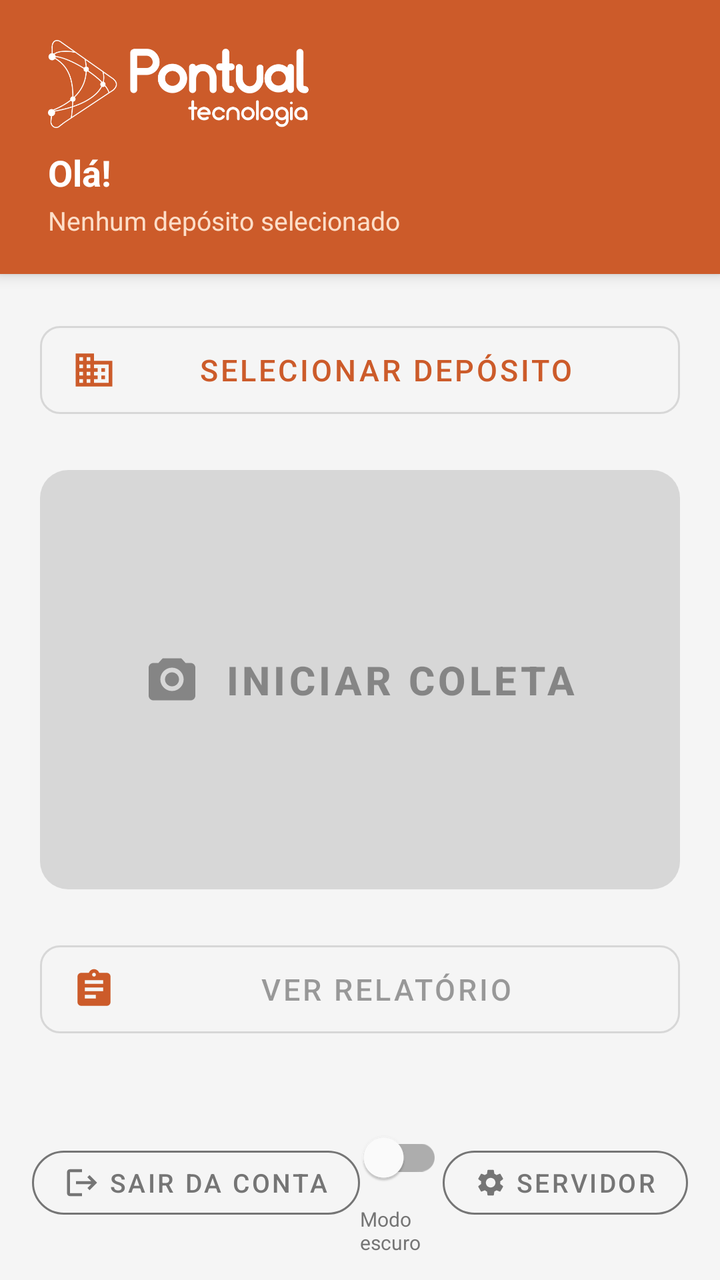
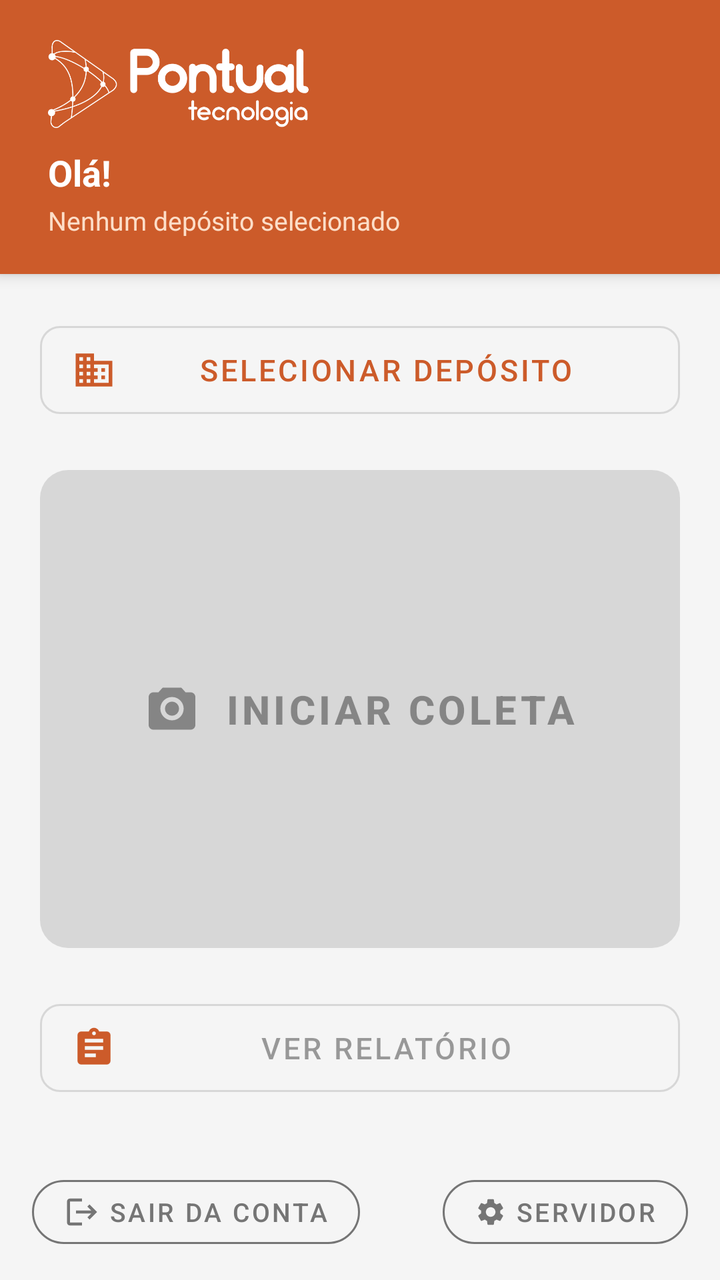

Two renders of the same Android screen: before a commit and after it. Below are the layout's source before the change and the commit's diff.
<!-- AndroidManifest.xml: application theme Theme.Inventario.NoBar -->
<!-- res/layout/activity_main.xml -->
<?xml version="1.0" encoding="utf-8"?>
<LinearLayout xmlns:android="http://schemas.android.com/apk/res/android"
    xmlns:app="http://schemas.android.com/apk/res-auto"
    android:layout_width="match_parent"
    android:layout_height="match_parent"
    android:orientation="vertical"
    android:background="@color/screenBackground"
    android:fitsSystemWindows="true">

    
    <LinearLayout
        android:layout_width="match_parent"
        android:layout_height="wrap_content"
        android:orientation="vertical"
        android:background="@color/colorPrimary"
        android:paddingStart="24dp"
        android:paddingEnd="24dp"
        android:paddingTop="20dp"
        android:paddingBottom="18dp"
        android:elevation="4dp">

        
        <ImageView
            android:layout_width="170dp"
            android:layout_height="44dp"
            android:adjustViewBounds="true"
            android:scaleType="fitStart"
            android:src="@drawable/logo_pontual"
            android:tint="#FFFFFF"
            android:contentDescription="Pontual Tecnologia"
            android:layout_marginBottom="10dp" />

        <TextView
            android:id="@+id/tvNome"
            android:layout_width="wrap_content"
            android:layout_height="wrap_content"
            android:text="Olá!"
            android:textColor="#FFFFFF"
            android:textSize="18sp"
            android:textStyle="bold" />

        <TextView
            android:id="@+id/tvDeposito"
            android:layout_width="wrap_content"
            android:layout_height="wrap_content"
            android:layout_marginTop="3dp"
            android:text="Nenhum depósito selecionado"
            android:textColor="@color/headerTextSecondary"
            android:textSize="13sp" />

    </LinearLayout>

    
    <LinearLayout
        android:layout_width="match_parent"
        android:layout_height="0dp"
        android:layout_weight="1"
        android:orientation="vertical"
        android:padding="20dp">

        
        <com.google.android.material.button.MaterialButton
            android:id="@+id/btnSelecionarDeposito"
            style="@style/Widget.MaterialComponents.Button.OutlinedButton"
            android:layout_width="match_parent"
            android:layout_height="56dp"
            android:layout_marginBottom="16dp"
            android:text="Selecionar Depósito"
            android:textSize="15sp"
            app:icon="@drawable/ic_store"
            app:iconTint="?attr/colorPrimary"
            app:iconSize="22dp"
            app:cornerRadius="10dp" />

        
        <com.google.android.material.button.MaterialButton
            android:id="@+id/btnBipar"
            android:layout_width="match_parent"
            android:layout_height="0dp"
            android:layout_weight="1"
            android:layout_marginBottom="16dp"
            android:text="Iniciar Coleta"
            android:textSize="20sp"
            android:textStyle="bold"
            android:enabled="false"
            app:icon="@drawable/ic_camera"
            app:iconSize="28dp"
            app:iconGravity="textStart"
            app:iconPadding="12dp"
            app:cornerRadius="14dp" />

        
        <com.google.android.material.button.MaterialButton
            android:id="@+id/btnRelatorio"
            style="@style/Widget.MaterialComponents.Button.OutlinedButton"
            android:layout_width="match_parent"
            android:layout_height="56dp"
            android:layout_marginBottom="12dp"
            android:text="Ver Relatório"
            android:textSize="15sp"
            android:enabled="false"
            app:icon="@drawable/ic_report"
            app:iconTint="?attr/colorPrimary"
            app:iconSize="22dp"
            app:cornerRadius="10dp" />

        <com.google.android.material.button.MaterialButton
            android:id="@+id/btnUsuarios"
            style="@style/Widget.MaterialComponents.Button.OutlinedButton"
            android:layout_width="match_parent"
            android:layout_height="48dp"
            android:text="Acesso Mobile — Usuários"
            android:textSize="14sp"
            android:visibility="gone"
            app:icon="@drawable/ic_person"
            app:iconTint="?attr/colorPrimary"
            app:iconSize="20dp"
            app:cornerRadius="10dp" />

    </LinearLayout>

    
    <LinearLayout
        android:layout_width="match_parent"
        android:layout_height="wrap_content"
        android:layout_marginBottom="12dp"
        android:orientation="horizontal"
        android:gravity="center_vertical"
        android:paddingHorizontal="16dp">

        <com.google.android.material.button.MaterialButton
            android:id="@+id/btnSair"
            style="@style/Widget.MaterialComponents.Button.OutlinedButton"
            android:layout_width="wrap_content"
            android:layout_height="44dp"
            android:text="Sair da conta"
            android:textColor="@color/textSecondary"
            android:textSize="13sp"
            app:icon="@drawable/ic_logout"
            app:iconTint="@color/textSecondary"
            app:iconSize="18dp"
            app:strokeColor="@color/textSecondary"
            app:cornerRadius="22dp" />

        <LinearLayout
            android:layout_width="0dp"
            android:layout_height="wrap_content"
            android:layout_weight="1"
            android:orientation="vertical"
            android:gravity="center_horizontal">

            <com.google.android.material.switchmaterial.SwitchMaterial
                android:id="@+id/switchModoEscuro"
                android:layout_width="wrap_content"
                android:layout_height="wrap_content" />

            <TextView
                android:layout_width="wrap_content"
                android:layout_height="wrap_content"
                android:text="Modo escuro"
                android:textColor="@color/textSecondary"
                android:textSize="10sp" />

        </LinearLayout>

        <com.google.android.material.button.MaterialButton
            android:id="@+id/btnConfigurarServidor"
            style="@style/Widget.MaterialComponents.Button.OutlinedButton"
            android:layout_width="wrap_content"
            android:layout_height="44dp"
            android:text="Servidor"
            android:textColor="@color/textSecondary"
            android:textSize="13sp"
            app:icon="@drawable/ic_settings"
            app:iconTint="@color/textSecondary"
            app:iconSize="16dp"
            app:strokeColor="@color/textSecondary"
            app:cornerRadius="22dp" />

    </LinearLayout>

</LinearLayout>
<!-- resources referenced by this layout -->
<resources>
  <color name="colorPrimary">#CC5B2A</color>
  <color name="headerTextSecondary">#FDDEC8</color>
  <color name="screenBackground">#F5F5F5</color>
  <color name="textSecondary">#757575</color>
  <!-- drawable ic_camera (drawable) -->
  <?xml version="1.0" encoding="utf-8"?>
  <vector xmlns:android="http://schemas.android.com/apk/res/android"
      android:width="32dp"
      android:height="32dp"
      android:viewportWidth="24"
      android:viewportHeight="24">
      <path
          android:fillColor="#FFFFFF"
          android:pathData="M20,5H17.83L16,3H8L6.17,5H4C2.9,5 2,5.9 2,7V19C2,20.1 2.9,21 4,21H20C21.1,21 22,20.1 22,19V7C22,5.9 21.1,5 20,5ZM12,17C9.24,17 7,14.76 7,12C7,9.24 9.24,7 12,7C14.76,7 17,9.24 17,12C17,14.76 14.76,17 12,17ZM12,9C10.34,9 9,10.34 9,12C9,13.66 10.34,15 12,15C13.66,15 15,13.66 15,12C15,10.34 13.66,9 12,9Z" />
  </vector>
  <!-- drawable ic_logout (drawable) -->
  <?xml version="1.0" encoding="utf-8"?>
  <vector xmlns:android="http://schemas.android.com/apk/res/android"
      android:width="24dp"
      android:height="24dp"
      android:viewportWidth="24"
      android:viewportHeight="24">
      <path
          android:fillColor="#000000"
          android:pathData="M17,7l-1.41,1.41L18.17,11H8v2h10.17l-2.58,2.58L17,17l5,-5z"/>
      <path
          android:fillColor="#000000"
          android:pathData="M4,5h8V3H4C2.9,3 2,3.9 2,5v14c0,1.1 0.9,2 2,2h8v-2H4V5z"/>
  </vector>
  <!-- drawable ic_person (drawable) -->
  <?xml version="1.0" encoding="utf-8"?>
  <vector xmlns:android="http://schemas.android.com/apk/res/android"
      android:width="24dp"
      android:height="24dp"
      android:viewportWidth="24"
      android:viewportHeight="24">
      <path
          android:fillColor="#FFFFFF"
          android:pathData="M12,12c2.21,0 4,-1.79 4,-4s-1.79,-4 -4,-4 -4,1.79 -4,4 1.79,4 4,4zM12,14c-2.67,0 -8,1.34 -8,4v2h16v-2c0,-2.66 -5.33,-4 -8,-4z" />
  </vector>
  <!-- drawable ic_report (drawable) -->
  <?xml version="1.0" encoding="utf-8"?>
  <vector xmlns:android="http://schemas.android.com/apk/res/android"
      android:width="32dp"
      android:height="32dp"
      android:viewportWidth="24"
      android:viewportHeight="24">
      <path
          android:fillColor="#FFFFFF"
          android:pathData="M19,3H14.82C14.4,1.84 13.3,1 12,1C10.7,1 9.6,1.84 9.18,3H5A2,2 0 0,0 3,5V19A2,2 0 0,0 5,21H19A2,2 0 0,0 21,19V5A2,2 0 0,0 19,3ZM12,3A1,1 0 0,1 13,4A1,1 0 0,1 12,5A1,1 0 0,1 11,4A1,1 0 0,1 12,3ZM7,7H17V9H7V7ZM7,11H17V13H7V11ZM7,15H13V17H7V15Z" />
  </vector>
  <!-- drawable ic_store (drawable) -->
  <?xml version="1.0" encoding="utf-8"?>
  <vector xmlns:android="http://schemas.android.com/apk/res/android"
      android:width="32dp"
      android:height="32dp"
      android:viewportWidth="24"
      android:viewportHeight="24">
      <path
          android:fillColor="#FFFFFF"
          android:pathData="M12,7V3H2V21H22V7H12ZM6,19H4V17H6V19ZM6,15H4V13H6V15ZM6,11H4V9H6V11ZM6,7H4V5H6V7ZM10,19H8V17H10V19ZM10,15H8V13H10V15ZM10,11H8V9H10V11ZM10,7H8V5H10V7ZM20,19H12V17H14V15H12V13H14V11H12V9H20V19ZM18,11H16V13H18V11ZM18,15H16V17H18V15Z" />
  </vector>
  <style name="Theme.Inventario.NoBar" parent="Theme.MaterialComponents.DayNight.NoActionBar">
          <item name="colorPrimary">@color/colorPrimary</item>
          <item name="colorPrimaryVariant">@color/colorPrimaryDark</item>
          <item name="colorOnPrimary">#FFFFFF</item>
          <item name="colorSecondary">@color/colorAccent</item>
          <item name="colorOnSecondary">#FFFFFF</item>
          <item name="android:windowBackground">@color/screenBackground</item>
          <item name="android:statusBarColor">@color/colorPrimaryDark</item>
      </style>
  <color name="colorPrimaryDark">#A04520</color>
  <color name="colorAccent">#E07040</color>
  <!-- unchanged entries left out for length: 2 -->
</resources>

<!-- the commit's change to res/layout/activity_main.xml (unified diff, before → after) -->
@@ -20,15 +20,33 @@
         android:elevation="4dp">
 
         
-        <ImageView
-            android:layout_width="170dp"
-            android:layout_height="44dp"
-            android:adjustViewBounds="true"
-            android:scaleType="fitStart"
-            android:src="@drawable/logo_pontual"
-            android:tint="#FFFFFF"
-            android:contentDescription="Pontual Tecnologia"
-            android:layout_marginBottom="10dp" />
+        <LinearLayout
+            android:layout_width="match_parent"
+            android:layout_height="wrap_content"
+            android:orientation="horizontal"
+            android:gravity="center_vertical"
+            android:layout_marginBottom="10dp">
+
+            <ImageView
+                android:layout_width="0dp"
+                android:layout_height="44dp"
+                android:layout_weight="1"
+                android:adjustViewBounds="true"
+                android:scaleType="fitStart"
+                android:src="@drawable/logo_pontual"
+                android:tint="#FFFFFF"
+                android:contentDescription="Pontual Tecnologia" />
+
+            <ImageButton
+                android:id="@+id/btnDarkMode"
+                android:layout_width="40dp"
+                android:layout_height="40dp"
+                android:background="?attr/selectableItemBackgroundBorderless"
+                android:padding="8dp"
+                android:tint="#FFFFFF"
+                android:contentDescription="Modo escuro" />
+
+        </LinearLayout>
 
         <TextView
             android:id="@+id/tvNome"
@@ -41,12 +59,14 @@
 
         <TextView
             android:id="@+id/tvDeposito"
-            android:layout_width="wrap_content"
+            android:layout_width="match_parent"
             android:layout_height="wrap_content"
             android:layout_marginTop="3dp"
             android:text="Nenhum depósito selecionado"
             android:textColor="@color/headerTextSecondary"
-            android:textSize="13sp" />
+            android:textSize="13sp"
+            android:maxLines="2"
+            android:ellipsize="end" />
 
     </LinearLayout>
 
@@ -109,6 +129,7 @@
             style="@style/Widget.MaterialComponents.Button.OutlinedButton"
             android:layout_width="match_parent"
             android:layout_height="48dp"
+            android:layout_marginTop="4dp"
             android:text="Acesso Mobile — Usuários"
             android:textSize="14sp"
             android:visibility="gone"
@@ -142,26 +163,10 @@
             app:strokeColor="@color/textSecondary"
             app:cornerRadius="22dp" />
 
-        <LinearLayout
+        <View
             android:layout_width="0dp"
-            android:layout_height="wrap_content"
-            android:layout_weight="1"
-            android:orientation="vertical"
-            android:gravity="center_horizontal">
-
-            <com.google.android.material.switchmaterial.SwitchMaterial
-                android:id="@+id/switchModoEscuro"
-                android:layout_width="wrap_content"
-                android:layout_height="wrap_content" />
-
-            <TextView
-                android:layout_width="wrap_content"
-                android:layout_height="wrap_content"
-                android:text="Modo escuro"
-                android:textColor="@color/textSecondary"
-                android:textSize="10sp" />
-
-        </LinearLayout>
+            android:layout_height="1dp"
+            android:layout_weight="1" />
 
         <com.google.android.material.button.MaterialButton
             android:id="@+id/btnConfigurarServidor"
